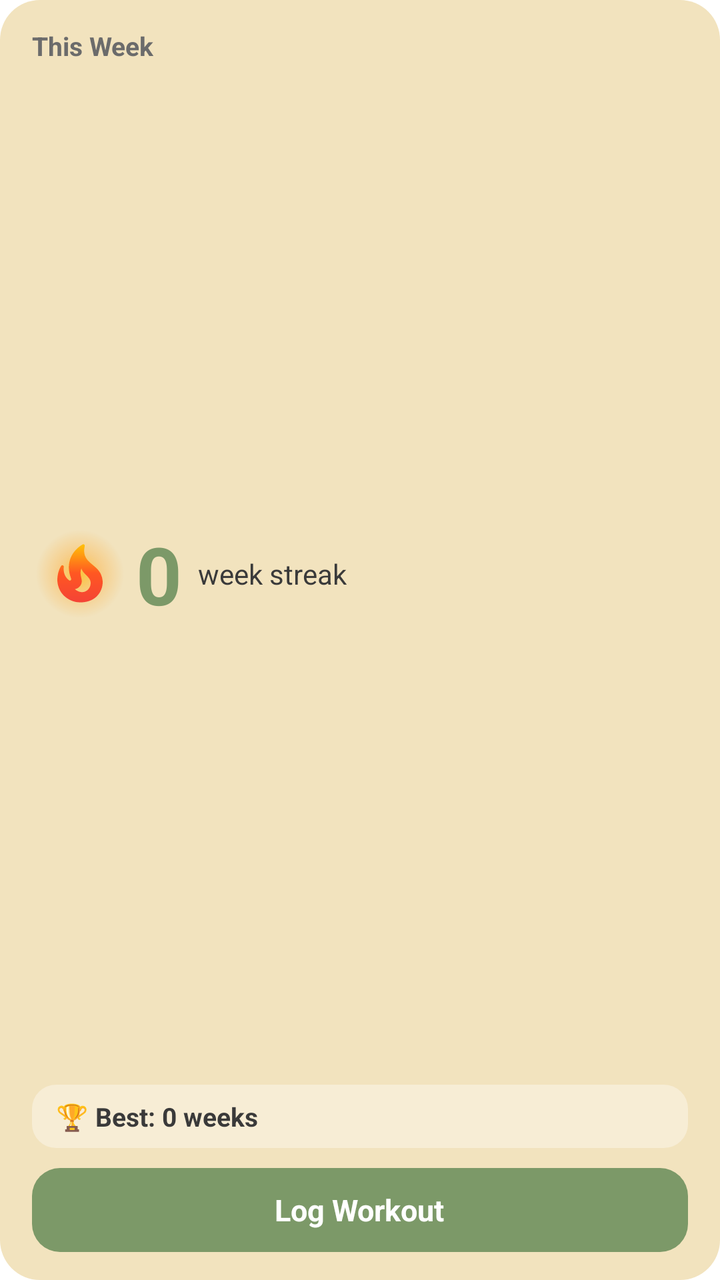
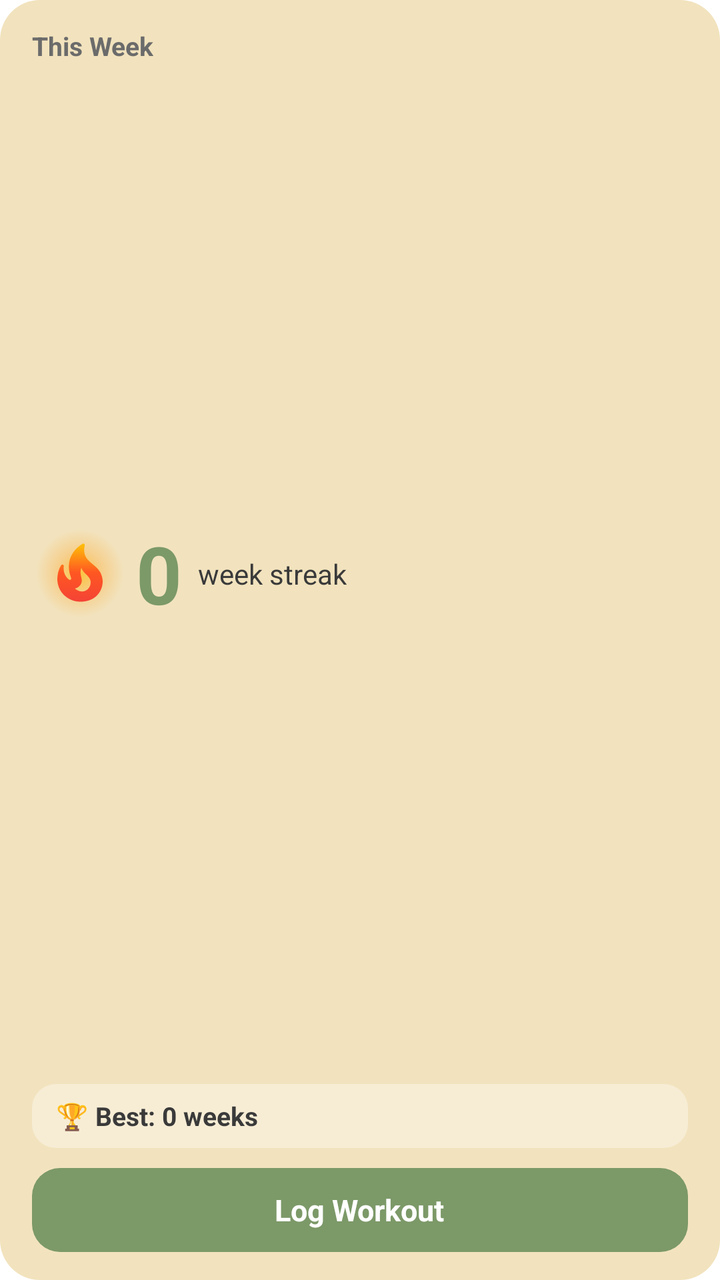

Screens rendered from an Android XML layout before and after an edit, with the pre-edit source and the edit as a unified diff.
<!-- AndroidManifest.xml: fallback theme Theme.MaterialComponents.DayNight.NoActionBar -->
<!-- res/layout/widget_large.xml -->
<?xml version="1.0" encoding="utf-8"?>
<FrameLayout xmlns:android="http://schemas.android.com/apk/res/android"
    android:id="@+id/widget_root"
    android:layout_width="match_parent"
    android:layout_height="match_parent">

    <ImageView
        android:id="@+id/bg_card"
        android:layout_width="match_parent"
        android:layout_height="match_parent"
        android:scaleType="fitXY"
        android:src="@drawable/widget_background"
        android:tint="@color/widget_background" />

    <LinearLayout
        android:layout_width="match_parent"
        android:layout_height="match_parent"
        android:orientation="vertical"
        android:paddingStart="16dp"
        android:paddingEnd="16dp"
        android:paddingTop="14dp"
        android:paddingBottom="14dp">

        <TextView
            android:id="@+id/header_text"
            android:layout_width="wrap_content"
            android:layout_height="wrap_content"
            android:text="This Week"
            android:textColor="@color/widget_text_muted"
            android:textSize="13sp"
            android:textStyle="bold" />

        <LinearLayout
            android:layout_width="match_parent"
            android:layout_height="0dp"
            android:layout_weight="1"
            android:orientation="horizontal"
            android:gravity="center_vertical">

            <FrameLayout
                android:layout_width="48dp"
                android:layout_height="48dp">

                <ImageView
                    android:id="@+id/fire_glow"
                    android:layout_width="match_parent"
                    android:layout_height="match_parent"
                    android:src="@drawable/widget_fire_glow" />

                <ImageView
                    android:id="@+id/fire_icon"
                    android:layout_width="34dp"
                    android:layout_height="34dp"
                    android:layout_gravity="center"
                    android:src="@drawable/ic_widget_fire_active" />
            </FrameLayout>

            <TextView
                android:id="@+id/streak_text"
                android:layout_width="wrap_content"
                android:layout_height="wrap_content"
                android:layout_marginStart="4dp"
                android:text="0"
                android:textColor="@color/widget_hero"
                android:textSize="40sp"
                android:textStyle="bold" />

            <TextView
                android:id="@+id/streak_label"
                android:layout_width="wrap_content"
                android:layout_height="wrap_content"
                android:layout_marginStart="8dp"
                android:text="week streak"
                android:textColor="@color/widget_text_dark"
                android:textSize="14sp" />
        </LinearLayout>

        <FrameLayout
            android:layout_width="match_parent"
            android:layout_height="wrap_content"
            android:layout_marginBottom="10dp">

            <ImageView
                android:id="@+id/best_chip_bg"
                android:layout_width="match_parent"
                android:layout_height="match_parent"
                android:scaleType="fitXY"
                android:src="@drawable/widget_chip_bg"
                android:tint="@color/widget_surface" />

            <LinearLayout
                android:layout_width="match_parent"
                android:layout_height="wrap_content"
                android:orientation="horizontal"
                android:gravity="center_vertical"
                android:paddingStart="12dp"
                android:paddingEnd="12dp"
                android:paddingTop="7dp"
                android:paddingBottom="7dp">

                <TextView
                    android:id="@+id/best_text"
                    android:layout_width="0dp"
                    android:layout_height="wrap_content"
                    android:layout_weight="1"
                    android:maxLines="1"
                    android:ellipsize="end"
                    android:text="🏆 Best: 0 weeks"
                    android:textColor="@color/widget_text_dark"
                    android:textSize="13sp"
                    android:textStyle="bold" />

                <TextView
                    android:id="@+id/best_ended_text"
                    android:layout_width="wrap_content"
                    android:layout_height="wrap_content"
                    android:layout_marginStart="8dp"
                    android:maxLines="1"
                    android:text=""
                    android:textColor="@color/widget_text_muted"
                    android:textSize="12sp" />
            </LinearLayout>
        </FrameLayout>

        <FrameLayout
            android:id="@+id/log_button"
            android:layout_width="match_parent"
            android:layout_height="42dp">

            <ImageView
                android:id="@+id/log_button_bg"
                android:layout_width="match_parent"
                android:layout_height="match_parent"
                android:scaleType="fitXY"
                android:src="@drawable/widget_button_bg"
                android:tint="@color/widget_hero" />

            <TextView
                android:id="@+id/log_button_text"
                android:layout_width="wrap_content"
                android:layout_height="wrap_content"
                android:layout_gravity="center"
                android:text="Log Workout"
                android:textColor="@color/widget_text_on_hero"
                android:textSize="15sp"
                android:textStyle="bold" />
        </FrameLayout>
    </LinearLayout>
</FrameLayout>
<!-- resources referenced by this layout -->
<resources>
  <color name="widget_background">#FFF2E3BE</color>
  <color name="widget_hero">#FF7C9968</color>
  <color name="widget_surface">#FFF7EDD5</color>
  <color name="widget_text_dark">#FF3A3A3A</color>
  <color name="widget_text_muted">#FF6B6B6B</color>
  <color name="widget_text_on_hero">#FFFFFFFF</color>
  <!-- drawable ic_widget_fire_active (drawable) -->
  <?xml version="1.0" encoding="utf-8"?>
  <vector xmlns:android="http://schemas.android.com/apk/res/android"
      xmlns:aapt="http://schemas.android.com/aapt"
      android:width="24dp"
      android:height="24dp"
      android:viewportWidth="24"
      android:viewportHeight="24">
      <path android:pathData="M19.48,12.35c-1.57,-4.08 -7.16,-4.3 -5.81,-10.23c0.1,-0.44 -0.37,-0.78 -0.75,-0.55C9.29,3.71 6.68,8 8.87,13.62c0.18,0.46 -0.36,0.89 -0.75,0.59c-1.81,-1.37 -2,-3.34 -1.84,-4.75c0.06,-0.52 -0.62,-0.77 -0.91,-0.34C4.69,10.16 4,11.84 4,14.37c0.38,5.6 5.11,7.32 6.81,7.54c2.43,0.31 5.06,-0.14 6.95,-1.87C19.84,18.11 20.6,15.03 19.48,12.35zM10.2,17.38c1.44,-0.35 2.18,-1.39 2.38,-2.31c0.33,-1.43 -0.96,-2.83 -0.09,-5.09c0.33,1.87 3.27,3.04 3.27,5.08C15.84,17.59 13.1,19.76 10.2,17.38z">
          <aapt:attr name="android:fillColor">
              <gradient
                  android:type="linear"
                  android:startX="12"
                  android:startY="22"
                  android:endX="12"
                  android:endY="1.5">
                  <item android:offset="0" android:color="#FFF44336" />
                  <item android:offset="0.5" android:color="#FFFF5722" />
                  <item android:offset="1" android:color="#FFFFC107" />
              </gradient>
          </aapt:attr>
      </path>
  </vector>
  <!-- drawable widget_background (drawable) -->
  <?xml version="1.0" encoding="utf-8"?>
  <shape xmlns:android="http://schemas.android.com/apk/res/android" android:shape="rectangle">
      <solid android:color="#FFFFFFFF" />
      <corners android:radius="20dp" />
  </shape>
  <!-- drawable widget_button_bg (drawable) -->
  <?xml version="1.0" encoding="utf-8"?>
  <shape xmlns:android="http://schemas.android.com/apk/res/android" android:shape="rectangle">
      <solid android:color="#FFFFFFFF" />
      <corners android:radius="14dp" />
  </shape>
  <!-- drawable widget_chip_bg (drawable) -->
  <?xml version="1.0" encoding="utf-8"?>
  <shape xmlns:android="http://schemas.android.com/apk/res/android" android:shape="rectangle">
      <solid android:color="#FFFFFFFF" />
      <corners android:radius="12dp" />
  </shape>
  <!-- drawable widget_fire_glow (drawable) -->
  <?xml version="1.0" encoding="utf-8"?>
  <shape xmlns:android="http://schemas.android.com/apk/res/android" android:shape="oval">
      <gradient
          android:type="radial"
          android:gradientRadius="22dp"
          android:centerColor="#55FFA726"
          android:startColor="#AAFFB300"
          android:endColor="#00FF6D00" />
  </shape>
</resources>

<!-- the commit's change to res/layout/widget_large.xml (unified diff, before → after) -->
@@ -77,7 +77,7 @@
 
         <FrameLayout
             android:layout_width="match_parent"
-            android:layout_height="wrap_content"
+            android:layout_height="32dp"
             android:layout_marginBottom="10dp">
 
             <ImageView
@@ -90,13 +90,11 @@
 
             <LinearLayout
                 android:layout_width="match_parent"
-                android:layout_height="wrap_content"
+                android:layout_height="match_parent"
                 android:orientation="horizontal"
                 android:gravity="center_vertical"
                 android:paddingStart="12dp"
-                android:paddingEnd="12dp"
-                android:paddingTop="7dp"
-                android:paddingBottom="7dp">
+                android:paddingEnd="12dp">
 
                 <TextView
                     android:id="@+id/best_text"
